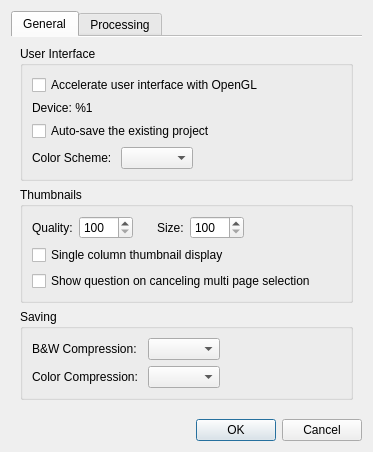
Before: the Qt Designer form src/app/SettingsDialog.ui in cnicolai/scantailor-advanced, drawn with Qt 5.
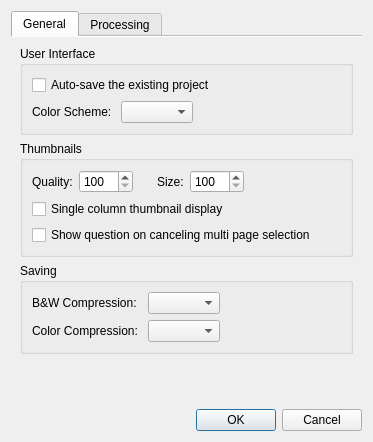
After: the same form once the commit is applied.

Commit message:
refactor(06-10): remove the OpenGL viewer option
- Settings dialog: drop the OpenGL checkbox and device label
- ApplicationSettings: drop isOpenGlEnabled, setOpenGlEnabled and their key and default; a stored enable_opengl value stays untouched
- ImageViewBase: drop the QOpenGLWidget viewport branch and sampleImageAtWidgetRect
- ColorPickupInteraction: sample only through the view grab
- TestMacQt::testSettingsHasNoOpenGlControl pins the Settings dialog

Claude-Session: https://claude.ai/code/session_01MgKUE2wCXNS84rehDyQEjr

```diff
--- a/src/app/SettingsDialog.ui
+++ b/src/app/SettingsDialog.ui
@@ -33,20 +33,6 @@
           <string>User Interface</string>
          </property>
          <layout class="QVBoxLayout" name="verticalLayout_2">
-          <item>
-           <widget class="QCheckBox" name="enableOpenglCb">
-            <property name="text">
-             <string>Accelerate user interface with OpenGL</string>
-            </property>
-           </widget>
-          </item>
-          <item>
-           <widget class="QLabel" name="openglDeviceLabel">
-            <property name="text">
-             <string>Device: %1</string>
-            </property>
-           </widget>
-          </item>
           <item>
            <widget class="QCheckBox" name="autoSaveProjectCB">
             <property name="text">
```
Left out of the diff: 2 changed lines with no effect on the pictures. The commit also changes 8 other files.
